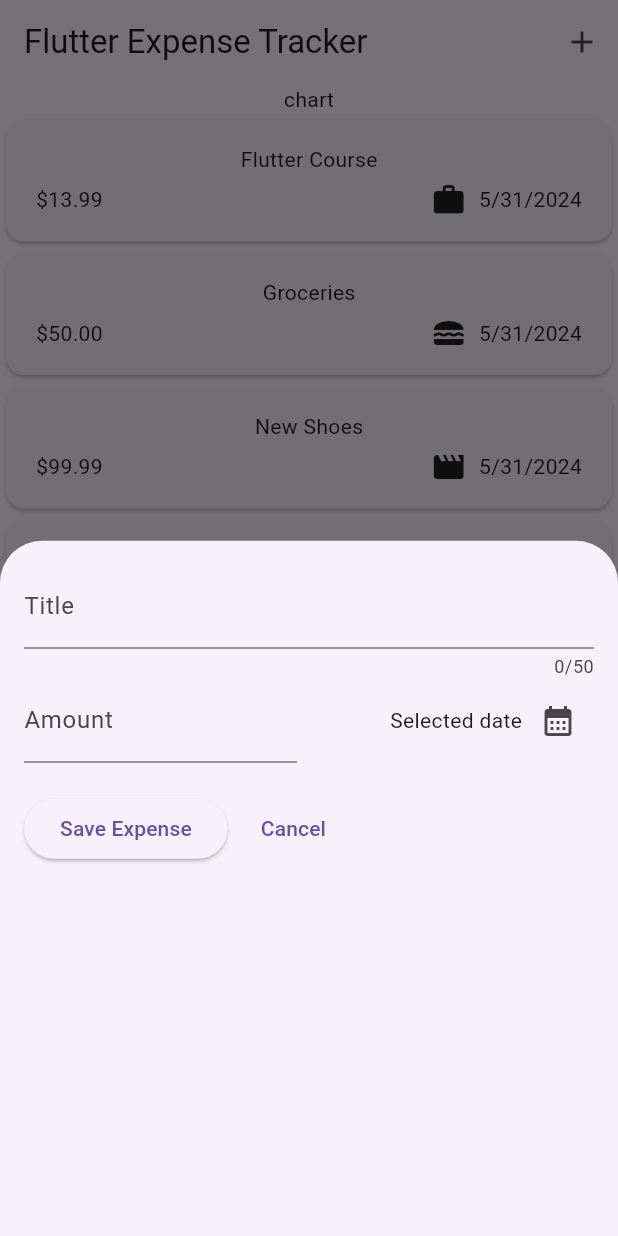
After one commit to diegoalonsonm/flutter-expense-tracker, a Flutter app: the screen it shows after launch, after a tap on the "add" icon, on a phone screen of 412 x 824 dp. The commit adds this screen. Run offline on Flutter 3.47's test engine with Material 3 defaults, Android fonts, the phone set to English and light mode, and no system bars.

Commit message:
modal overlay and all the inputs created

```diff
--- a/lib/main.dart
+++ b/lib/main.dart
@@ -3,8 +3,9 @@ import 'package:expense_tracker/widgets/expenses.dart';
 
 void main() {
   runApp (
-    const MaterialApp(
-      home: Expenses(),
+    MaterialApp(
+      theme: ThemeData(useMaterial3: true),
+      home: const Expenses(),
     )
   );
 }
--- a/lib/widgets/expenses.dart
+++ b/lib/widgets/expenses.dart
@@ -1,6 +1,7 @@
 import 'package:expense_tracker/widgets/expenses_list/expenses_list.dart';
 import 'package:expense_tracker/models/expense.dart';
 import 'package:flutter/material.dart';
+import 'package:expense_tracker/widgets/new_expense.dart';
 
 class Expenses extends StatefulWidget {
   const Expenses({super.key});
@@ -16,13 +17,27 @@ class _ExpenseState extends State<Expenses> {
     Expense(title: "Flutter Course", amount: 13.99, date: DateTime.now(), category: Category.work),
     Expense(title: "Groceries", amount: 50.00, date: DateTime.now(), category: Category.food),
     Expense(title: "New Shoes", amount: 99.99, date: DateTime.now(), category: Category.leisure),
-    Expense(title: "Flight to Paris", amount: 300.00, date: DateTime.now(), category: Category.travel),
-    Expense(title: "Books", amount: 30.00, date: DateTime.now(), category: Category.leisure)
+    Expense(title: "Flight to Paris", amount: 300.00, date: DateTime.now(), category: Category.travel)
   ];
+
+  void _openAppExpenseOverlay() {
+    showModalBottomSheet(context: context, builder: (ctx) {
+      return const NewExpense();
+    });
+  }
 
   @override
   Widget build(BuildContext context) {
     return Scaffold (
+      appBar: AppBar(
+        title: const Text('Flutter Expense Tracker'),
+        actions: [
+          IconButton(
+            onPressed: _openAppExpenseOverlay,
+            icon: const Icon(Icons.add)
+          )
+        ],
+      ),
       body: Column (
         children: [
           const Text('chart'),
--- /dev/null
+++ b/lib/widgets/new_expense.dart
@@ -0,0 +1,90 @@
+import 'package:flutter/material.dart';
+
+class NewExpense extends StatefulWidget {
+  const NewExpense({super.key});
+
+  @override
+  State<NewExpense> createState() {
+    return _NewExpenseState();
+  }
+}
+
+class _NewExpenseState extends State<NewExpense> {
+  final _titleController = TextEditingController();
+  final _amountController = TextEditingController();
+
+  void _openDatePicker() {
+    final now = DateTime.now();
+    final firstDate = DateTime(now.year - 1, now.month, now.day);
+
+    showDatePicker(context: context, initialDate: now, firstDate: firstDate, lastDate: now);
+  }
+
+  // dispose of the controller when the widget is removed
+  @override
+  void dispose() {
+    _titleController.dispose();
+    _amountController.dispose();
+    super.dispose();
+  }
+
+  @override
+  Widget build(BuildContext context) {
+    return Padding(
+        padding: const EdgeInsets.all(16),
+        child: Column(
+          children: [
+            TextField(
+              // keyboardType: the type that should be rendered when opened
+              controller: _titleController,
+              maxLength: 50, // maximum number of characters
+              decoration: const InputDecoration(
+                label: Text('Title'),
+              ),
+            ),
+            Row(
+              children: [
+                Expanded(
+                  child: TextField(
+                    controller: _amountController,
+                    keyboardType: TextInputType.number, // only numbers keyboard
+                    decoration: const InputDecoration(
+                      prefixText: '\$ ',
+                      label: Text('Amount'),
+                    ),
+                  ),
+                ),
+                const SizedBox(width: 16),
+                Expanded(
+                    child: Row(
+                        mainAxisAlignment: MainAxisAlignment.end,
+                        crossAxisAlignment: CrossAxisAlignment.center,
+                        children: [
+                      const Text('Selected date'),
+                      IconButton(
+                        onPressed: _openDatePicker,
+                        icon: const Icon(Icons.calendar_month),
+                      )
+                    ]))
+              ],
+            ),
+            const SizedBox(height: 20),
+            Row(children: [
+              ElevatedButton(
+                onPressed: () {
+                  print(_titleController.text);
+                  print(_amountController.value.text);
+                },
+                child: const Text('Save Expense'),
+              ),
+              const SizedBox(width: 10),
+              TextButton(
+                  onPressed: () {
+                    Navigator.pop(context);
+                  },
+                  child: const Text('Cancel'))
+            ])
+          ],
+        ));
+  }
+}
```
